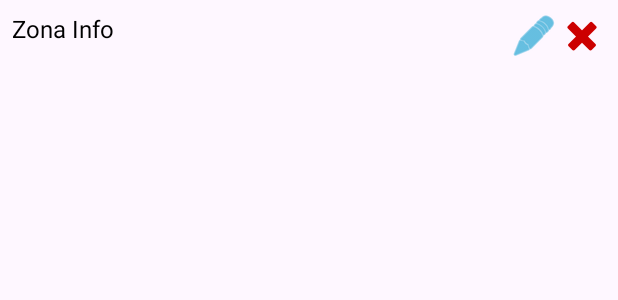
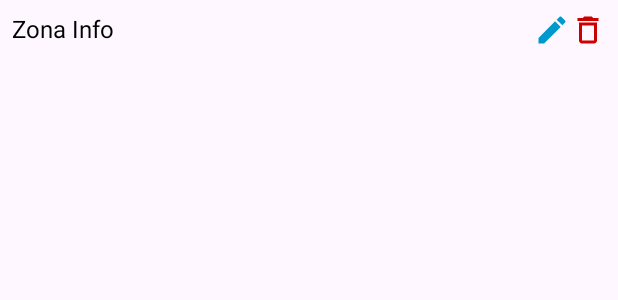
Before and after one commit to RosalesLuis123/Taller, an Android app: the layout item_zona.xml on its own in the app's theme, with its tools: preview values and no code run, on a phone screen of 412 x 824 dp. Shown: the top 300 px of the screen. Run offline under Robolectric (Android 15) with nearby library versions, the phone set to English and light mode, and no system bars.

```diff
--- a/app/src/main/res/layout/item_zona.xml
+++ b/app/src/main/res/layout/item_zona.xml
@@ -27,8 +27,8 @@
             android:layout_height="wrap_content"
             android:background="?attr/selectableItemBackgroundBorderless"
             android:contentDescription="Editar zona"
-            android:src="@android:drawable/ic_menu_edit"
-            android:tint="@android:color/holo_blue_dark"/>
+            android:src="@drawable/baseline_edit_24"
+            app:tint="@android:color/holo_blue_dark"/>
 
         <ImageButton
             android:id="@+id/btnEliminarZona"
@@ -36,8 +36,8 @@
             android:layout_height="wrap_content"
             android:background="?attr/selectableItemBackgroundBorderless"
             android:contentDescription="Eliminar zona"
-            android:src="@android:drawable/ic_delete"
-            android:tint="@android:color/holo_red_dark"/>
+            android:src="@drawable/baseline_delete_outline_24"
+            app:tint="@android:color/holo_red_dark"/>
     </LinearLayout>
 
 
```
